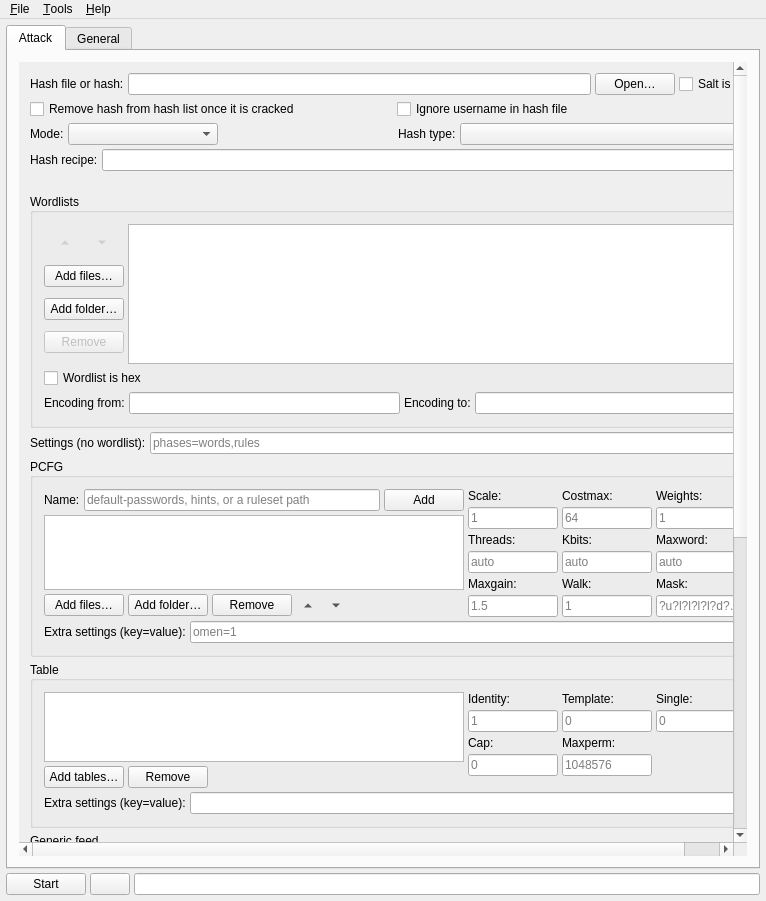
Before: the Qt Designer form src/mainwindow.ui in rgroesslinger/hashcat-gui, drawn with Qt 5.
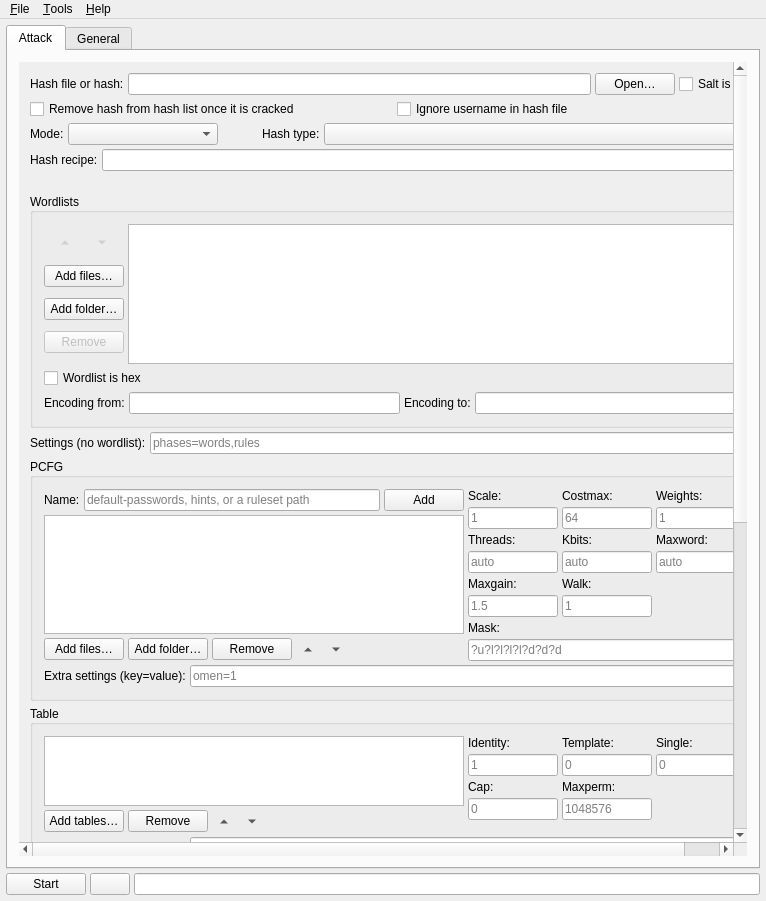
After: the same form once the commit is applied. Icons and pictures are not drawn.

Commit message:
Improve tooltip accuracy, widget sizing and accessibility
Correct misleading tooltips (charset enforcement, PCFG walk, the
unbounded association default, weights, increment defaults) and add
missing ones (hash-type combo, charset checkboxes, Settings fields).

Fix sizing without growing the window: cap the generate-rules spin box,
widen the hash-type combo and increment spin boxes, and give the PCFG
mask field a full-width row. Add label buddies, a command-preview name,
and table reorder buttons. Sharpen the related tests.

Patch:
```diff
--- a/src/mainwindow.ui
+++ b/src/mainwindow.ui
@@ -218,6 +218,12 @@
               </item>
               <item>
                <widget class="QComboBox" name="comboBox_hash_type">
+                <property name="sizePolicy">
+                 <sizepolicy hsizetype="Expanding" vsizetype="Fixed">
+                  <horstretch>1</horstretch>
+                  <verstretch>0</verstretch>
+                 </sizepolicy>
+                </property>
                 <property name="minimumSize">
                  <size>
                   <width>300</width>
@@ -905,14 +911,14 @@
               </property>
              </widget>
                  </item>
-                 <item row="4" column="2">
+                 <item row="6" column="0" colspan="3">
              <widget class="QLabel" name="label_pcfg_mask">
               <property name="text">
                <string>Mask:</string>
               </property>
              </widget>
                  </item>
-                 <item row="5" column="2">
+                 <item row="7" column="0" colspan="3">
              <widget class="QLineEdit" name="lineEdit_pcfg_mask">
               <property name="minimumSize">
                <size>
@@ -1043,6 +1049,38 @@
               </property>
              </widget>
                      </item>
+                     <item>
+             <widget class="QToolButton" name="toolButton_table_up">
+              <property name="toolTip">
+               <string>Move item up</string>
+              </property>
+              <property name="autoRaise">
+               <bool>true</bool>
+              </property>
+              <property name="arrowType">
+               <enum>Qt::ArrowType::UpArrow</enum>
+              </property>
+              <property name="accessibleName">
+               <string>Move selected table up</string>
+              </property>
+             </widget>
+                     </item>
+                     <item>
+             <widget class="QToolButton" name="toolButton_table_down">
+              <property name="toolTip">
+               <string>Move item down</string>
+              </property>
+              <property name="autoRaise">
+               <bool>true</bool>
+              </property>
+              <property name="arrowType">
+               <enum>Qt::ArrowType::DownArrow</enum>
+              </property>
+              <property name="accessibleName">
+               <string>Move selected table down</string>
+              </property>
+             </widget>
+                     </item>
                      <item>
                  <spacer name="horizontalSpacer_table_buttons">
                   <property name="orientation">
```
Left out of the diff: 45 changed lines with no effect on the pictures. The commit also changes 6 other files.
